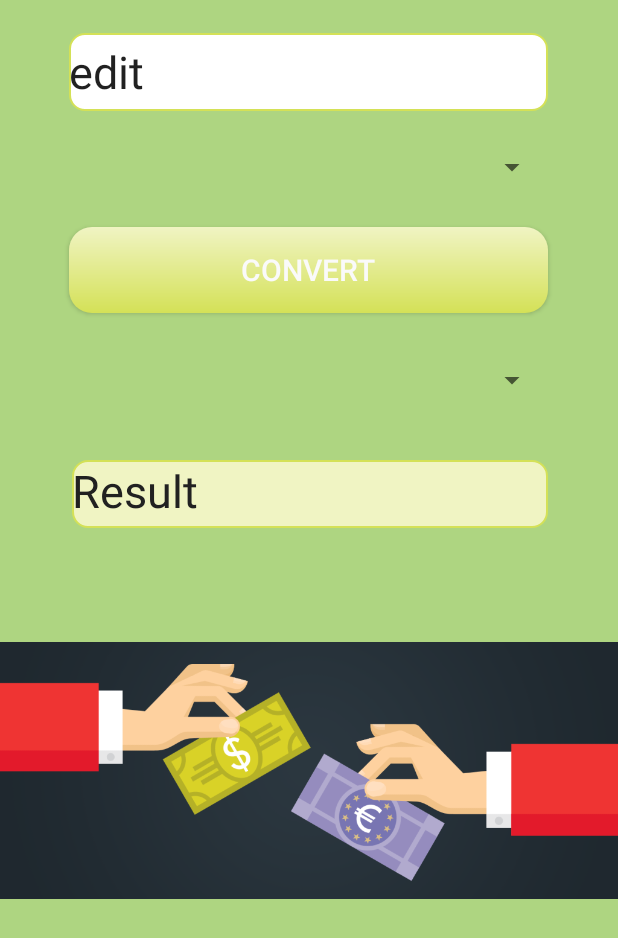
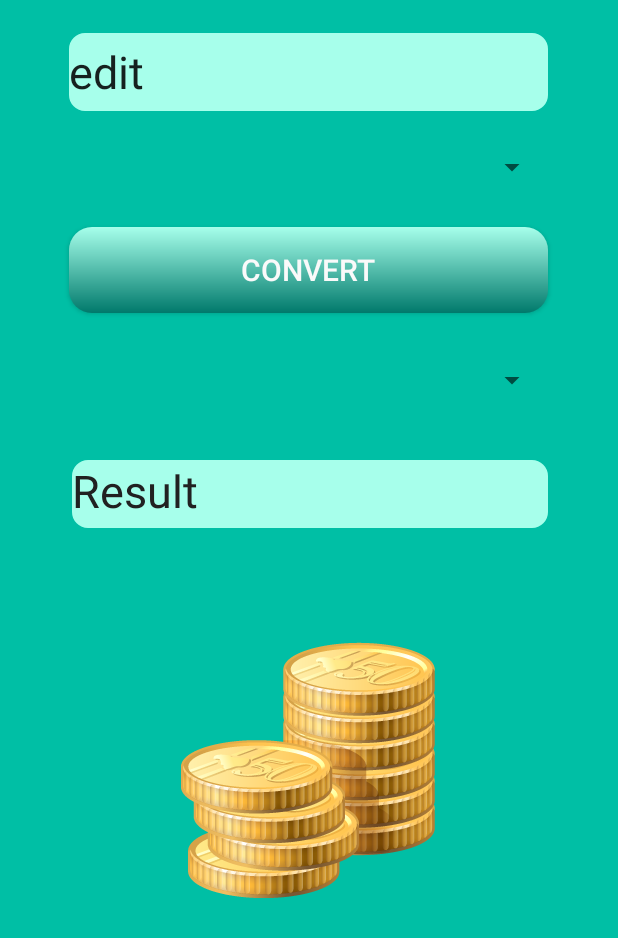
Before and after one commit to anda5/Convertor, an Android app: the layout activity_main.xml on its own in the app's theme, with its tools: preview values and no code run, on a phone screen of 412 x 824 dp. Shown: the top 938 px of the screen. Run offline under Robolectric (Android 15) with nearby library versions, the phone set to English and light mode, and no system bars.

Commit message:
Redesign
Sort names form Spinner

```diff
--- a/Convertor/Convertor2/app/src/main/AndroidManifest.xml
+++ b/Convertor/Convertor2/app/src/main/AndroidManifest.xml
@@ -3,9 +3,12 @@
     package="com.convertor.convertor" >
     <uses-permission android:name="android.permission.ACCESS_NETWORK_STATE"/>
     <uses-permission android:name="android.permission.INTERNET"/>
+    <uses-permission android:name="android.permission.WAKE_LOCK" />
+    <uses-permission android:name="com.android.alarm.permission.SET_ALARM" />
+
     <application
         android:allowBackup="true"
-        android:icon="@mipmap/lunch"
+        android:icon="@mipmap/currency1"
         android:label="@string/app_name"
         android:roundIcon="@mipmap/lunch"
         android:supportsRtl="true"
--- a/Convertor/Convertor2/app/src/main/res/drawable/shape_button.xml
+++ b/Convertor/Convertor2/app/src/main/res/drawable/shape_button.xml
@@ -3,8 +3,8 @@
 
     <gradient
         android:angle="90"
-        android:endColor="#F0F4C3"
-        android:startColor="#D4E157" />
+        android:endColor="#A7FFEB"
+        android:startColor="#00796B" />
 
     <corners
         android:bottomLeftRadius="15dp"
--- a/Convertor/Convertor2/app/src/main/res/drawable/shape_edit.xml
+++ b/Convertor/Convertor2/app/src/main/res/drawable/shape_edit.xml
@@ -1,11 +1,11 @@
 <?xml version="1.0" encoding="utf-8"?>
 <shape xmlns:android="http://schemas.android.com/apk/res/android" >
 
-    <solid android:color="#FFFFFF" />
+    <solid android:color="#A7FFEB" />
 
     <stroke
         android:width="1dp"
-        android:color="#D4E157" />
+        android:color="#A7FFEB" />
     <corners
         android:topLeftRadius="10dp"
         android:topRightRadius="10dp"
--- a/Convertor/Convertor2/app/src/main/res/drawable/shape_result.xml
+++ b/Convertor/Convertor2/app/src/main/res/drawable/shape_result.xml
@@ -1,11 +1,11 @@
 <?xml version="1.0" encoding="utf-8"?>
 <shape xmlns:android="http://schemas.android.com/apk/res/android" >
 
-    <solid android:color="#F0F4C3" />
+    <solid android:color="#A7FFEB" />
 
     <stroke
         android:width="1dp"
-        android:color="#D4E157" />
+        android:color="#A7FFEB" />
     <corners
         android:topLeftRadius="10dp"
         android:topRightRadius="10dp"
--- a/Convertor/Convertor2/app/src/main/res/layout/activity_main.xml
+++ b/Convertor/Convertor2/app/src/main/res/layout/activity_main.xml
@@ -5,7 +5,7 @@
     xmlns:app="http://schemas.android.com/apk/res-auto"
     android:layout_width="match_parent"
     android:layout_height="match_parent"
-    android:background="#AED581"
+    android:background="#00BFA5"
     tools:context="com.convertor.convertor.MainActivity">
 
 
@@ -83,10 +83,9 @@
         android:id="@+id/imageView"
         android:layout_width="wrap_content"
         android:layout_height="wrap_content"
-        app:srcCompat="@mipmap/currency"
+        app:srcCompat="@mipmap/currency2"
+        android:layout_marginTop="76dp"
         android:layout_below="@+id/usd"
-        android:layout_alignParentLeft="true"
-        android:layout_alignParentStart="true"
-        android:layout_marginTop="19dp" />
+        android:layout_centerHorizontal="true" />
 
 </RelativeLayout>
--- a/Convertor/Convertor2/app/src/main/res/values/styles.xml
+++ b/Convertor/Convertor2/app/src/main/res/values/styles.xml
@@ -3,9 +3,15 @@
     <!-- Base application theme. -->
     <style name="AppTheme" parent="Theme.AppCompat.Light.DarkActionBar">
         <!-- Customize your theme here. -->
-        <item name="colorPrimary">@color/colorPrimary</item>
-        <item name="colorPrimaryDark">@color/colorPrimaryDark</item>
+        <item name="colorPrimary">#00BFA5</item>
+        <item name="colorPrimaryDark">#00BFA5</item>
         <item name="colorAccent">@color/colorAccent</item>
     </style>
 
+    <style name="SpinnerTextViewItem" parent="@android:style/Widget.TextView" >
+        <item name="android:textSize" >18dp</item>
+        <item name="android:textStyle" >bold</item>
+        <item name="android:textColor">#004D40</item>
+    </style>
+
 </resources>
```
Also changed, not shown: Convertor/Convertor2/app/src/main/java/com/convertor/convertor/AlarmReceiver.java (added, +44 -0 lines), Convertor/Convertor2/app/src/main/java/com/convertor/convertor/MainActivity.java (+14 -2 lines), Convertor/Convertor2/app/src/main/java/com/convertor/convertor/MyAlarmService.java (added, +51 -0 lines), Convertor/Convertor2/app/src/main/res/layout/alarm.xml (added, +26 -0 lines), Convertor/Convertor2/app/src/main/res/layout/spinner_item.xml (added, +10 -0 lines), Convertor/Convertor2/app/src/main/res/mipmap-hdpi/cr.png (added), Convertor/Convertor2/app/src/main/res/mipmap-hdpi/curr3.png (added), Convertor/Convertor2/app/src/main/res/mipmap-hdpi/currency1.png (added), Convertor/Convertor2/app/src/main/res/mipmap-hdpi/currency2.png (added).
